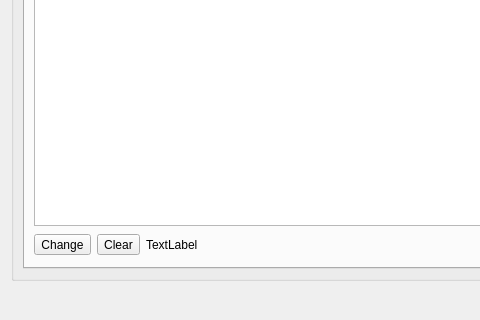
Qt form src/prefs_panel.ui (fontmatrix/fontmatrix) before a commit; both pictures show x 0 to 480 and y 300 to 620 of the 697 by 620 pixel window.
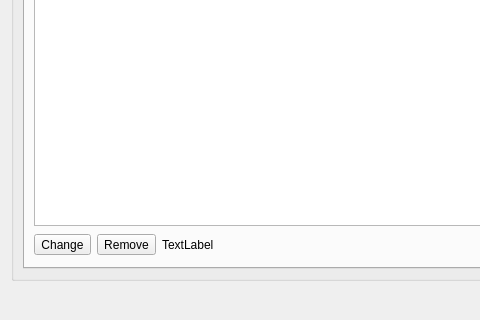
The same form after that commit. Icons and pictures are not drawn.

Diff of the .ui file:
```diff
--- a/src/prefs_panel.ui
+++ b/src/prefs_panel.ui
@@ -596,7 +596,7 @@
                </sizepolicy>
               </property>
               <property name="text" >
-               <string>Clear</string>
+               <string>Remove</string>
               </property>
              </widget>
             </item>
```
Left out of the diff: 6 changed lines with no effect on the pictures.
